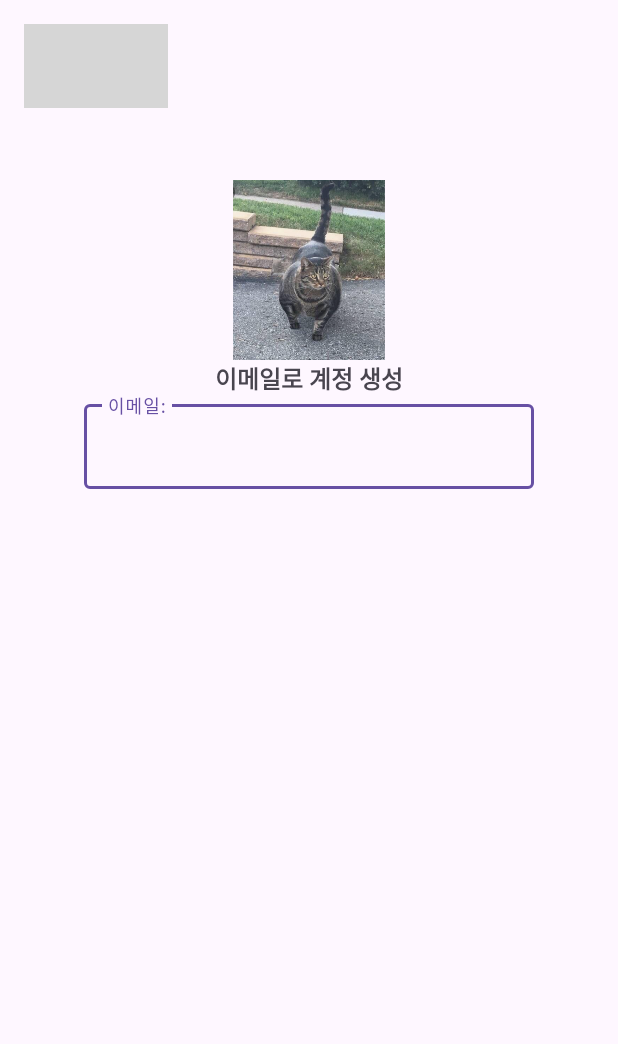
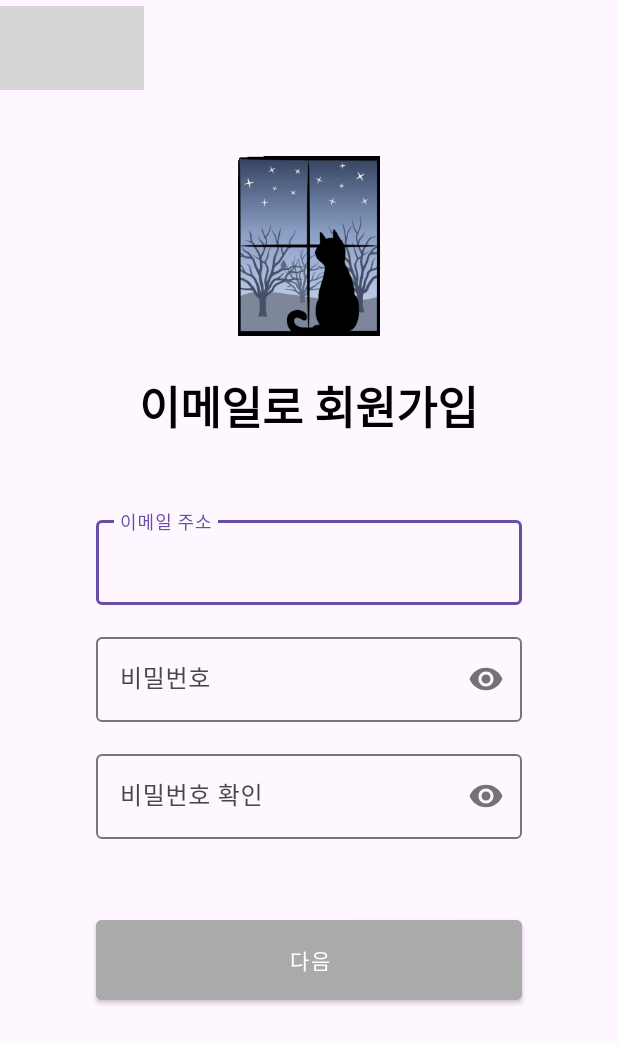
Before and after one commit to ChoKwangEun1021/Tonight, an Android app: the SinupActivity screen opened directly, with no data from a screen before it, on a phone screen of 412 x 824 dp. Shown: the top 1044 px of the screen. Run offline under Robolectric (Android 15) with nearby library versions, the phone set to English and light mode, and no system bars; grey boxes are pictures that could not be loaded.

Commit message:
회원가입 화면 수정 및 라이브러리 추가

```diff
--- a/app/src/main/AndroidManifest.xml
+++ b/app/src/main/AndroidManifest.xml
@@ -20,9 +20,6 @@
 
         <activity
             android:name=".activites.SinupActivity"
-            android:exported="false" />
-        <activity
-            android:name=".activites.BoardDetail"
             android:exported="false" />
         <activity
             android:name=".activites.EmailLoginActivity"
--- a/app/src/main/java/com/weare2024/tonight/activites/ChatingActivity.kt
+++ b/app/src/main/java/com/weare2024/tonight/activites/ChatingActivity.kt
@@ -11,6 +11,7 @@ import com.weare2024.tonight.G
 import com.weare2024.tonight.adapter.ChatAdapter
 import com.weare2024.tonight.databinding.ActivityChatingBinding
 import com.weare2024.tonight.data.ChatData
+import com.weare2024.tonight.firebase.FBRef
 import java.text.SimpleDateFormat
 import java.util.Date
 import java.util.Locale
--- a/app/src/main/java/com/weare2024/tonight/activites/MainActivity.kt
+++ b/app/src/main/java/com/weare2024/tonight/activites/MainActivity.kt
@@ -1,10 +1,7 @@
 package com.weare2024.tonight.activites
 
 import android.os.Bundle
-import androidx.activity.enableEdgeToEdge
 import androidx.appcompat.app.AppCompatActivity
-import androidx.core.view.ViewCompat
-import androidx.core.view.WindowInsetsCompat
 import com.weare2024.tonight.R
 import com.weare2024.tonight.databinding.ActivityMainBinding
 import com.weare2024.tonight.fragment.ChatFragment
--- a/app/src/main/java/com/weare2024/tonight/adapter/ListAdapter.kt
+++ b/app/src/main/java/com/weare2024/tonight/adapter/ListAdapter.kt
@@ -1,9 +1,9 @@
 package com.weare2024.tonight.adapter
 
 import android.content.Context
+import android.content.Intent
 import android.view.LayoutInflater
 import android.view.ViewGroup
-import android.widget.Toast
 import androidx.recyclerview.widget.RecyclerView.Adapter
 import androidx.recyclerview.widget.RecyclerView.ViewHolder
 import com.weare2024.tonight.data.Images
@@ -29,7 +29,8 @@ class ListAdapter(val context: Context, val imageList: List<Images>) : Adapter<L
         holder.binding.iv.setImageResource(images.imgId)
 
         holder.binding.root.setOnClickListener {
-            Toast.makeText(context, "${position}번 BoardDetail Activity로 연결", Toast.LENGTH_SHORT).show()
+//            Toast.makeText(context, "${position}번 BoardDetail Activity로 연결", Toast.LENGTH_SHORT).show()
+//            context.startActivity(Intent(context, BoardDetailActivity::class.java))
         }
 
     }
--- a/app/src/main/java/com/weare2024/tonight/network/N.kt
+++ /dev/null
@@ -1,4 +0,0 @@
-package com.weare2024.tonight.network
-
-class N {
-}
--- a/app/src/main/res/layout/activity_sinup.xml
+++ b/app/src/main/res/layout/activity_sinup.xml
@@ -2,46 +2,99 @@
 <LinearLayout xmlns:android="http://schemas.android.com/apk/res/android"
     xmlns:app="http://schemas.android.com/apk/res-auto"
     xmlns:tools="http://schemas.android.com/tools"
-    android:id="@+id/main"
     android:layout_width="match_parent"
     android:layout_height="match_parent"
     android:orientation="vertical"
-    android:padding="16dp"
-    tools:context=".activites.SinupActivity">
+    android:gravity="center_horizontal"
+    tools:context=".activites.SignupActivity">
 
-    <Toolbar
-        android:id="@+id/Toolbar"
+    <com.google.android.material.appbar.MaterialToolbar
+        android:id="@+id/toolbar"
         android:layout_width="match_parent"
         android:layout_height="?attr/actionBarSize"
-        android:navigationIcon="@drawable/baseline_arrow_back_24" />
+        app:navigationIcon="@drawable/baseline_arrow_back_24"/>
 
     <ImageView
         android:layout_width="120dp"
         android:layout_height="120dp"
-        android:src="@drawable/catd"
-        android:layout_marginTop="40dp"
-        android:layout_gravity="center" />
+        android:src="@drawable/cat2"
+        android:layout_marginTop="40dp" />
 
     <TextView
         android:layout_width="wrap_content"
         android:layout_height="wrap_content"
-        android:text="이메일로 계정 생성"
+        android:text="이메일로 회원가입"
+        android:textColor="@color/black"
         android:textStyle="bold"
-        android:textSize="16dp"
-        android:layout_gravity="center"/>
+        android:textSize="30sp"
+        android:layout_marginTop="16dp"
+        android:padding="8dp"/>
 
     <com.google.android.material.textfield.TextInputLayout
+        android:id="@+id/input_layout_email"
         android:layout_width="match_parent"
         android:layout_height="wrap_content"
-        android:hint="이메일:"
-        android:layout_marginRight="40dp"
-        android:layout_marginLeft="40dp">
+        android:hint="이메일 주소"
+        android:layout_marginStart="64dp"
+        android:layout_marginEnd="64dp"
+        android:layout_marginTop="40dp"
+        android:layout_marginBottom="8dp">
 
         <com.google.android.material.textfield.TextInputEditText
             android:layout_width="match_parent"
             android:layout_height="wrap_content"
-            />
+            android:inputType="textEmailAddress"
+            android:imeOptions="actionDone"/>
 
     </com.google.android.material.textfield.TextInputLayout>
 
+    <com.google.android.material.textfield.TextInputLayout
+        android:id="@+id/input_layout_password"
+        android:layout_width="match_parent"
+        android:layout_height="wrap_content"
+        android:hint="비밀번호"
+        android:layout_marginStart="64dp"
+        android:layout_marginEnd="64dp"
+        android:layout_marginTop="8dp"
+        android:layout_marginBottom="8dp"
+        app:passwordToggleEnabled="true">
+
+        <com.google.android.material.textfield.TextInputEditText
+            android:layout_width="match_parent"
+            android:layout_height="wrap_content"
+            android:inputType="textPassword" />
+
+    </com.google.android.material.textfield.TextInputLayout>
+
+    <com.google.android.material.textfield.TextInputLayout
+        android:id="@+id/input_layout_password_confirm"
+        android:layout_width="match_parent"
+        android:layout_height="wrap_content"
+        android:hint="비밀번호 확인"
+        android:layout_marginStart="64dp"
+        android:layout_marginEnd="64dp"
+        android:layout_marginTop="8dp"
+        android:layout_marginBottom="8dp"
+        app:passwordToggleEnabled="true">
+
+        <com.google.android.material.textfield.TextInputEditText
+            android:layout_width="match_parent"
+            android:layout_height="wrap_content"
+            android:inputType="textPassword" />
+
+    </com.google.android.material.textfield.TextInputLayout>
+
+    <Button
+        android:id="@+id/btn_next"
+        android:layout_width="match_parent"
+        android:layout_height="wrap_content"
+        android:backgroundTint="@color/gray"
+        android:text="다음"
+        android:textAllCaps="false"
+        android:layout_marginStart="64dp"
+        android:layout_marginEnd="64dp"
+        android:layout_marginTop="40dp"
+        style="@style/Widget.MaterialComponents.Button"
+        android:padding="16dp"/>
+
 </LinearLayout>
--- a/settings.gradle.kts
+++ b/settings.gradle.kts
@@ -16,6 +16,7 @@ dependencyResolutionManagement {
     repositories {
         google()
         mavenCentral()
+        jcenter()
     }
 }
 
```
Also changed, not shown: app/build.gradle.kts (+9 -3 lines), app/src/main/java/com/weare2024/tonight/activites/BoardDetail.kt (deleted, +0 -26 lines), app/src/main/java/com/weare2024/tonight/network/RetrofitHelper.kt (added, +18 -0 lines), app/src/main/java/com/weare2024/tonight/network/RetrofitService.kt (added, +18 -0 lines), app/src/main/res/layout/activity_board_detail.xml (deleted, +0 -87 lines), gradle/libs.versions.toml (+8 -0 lines).
